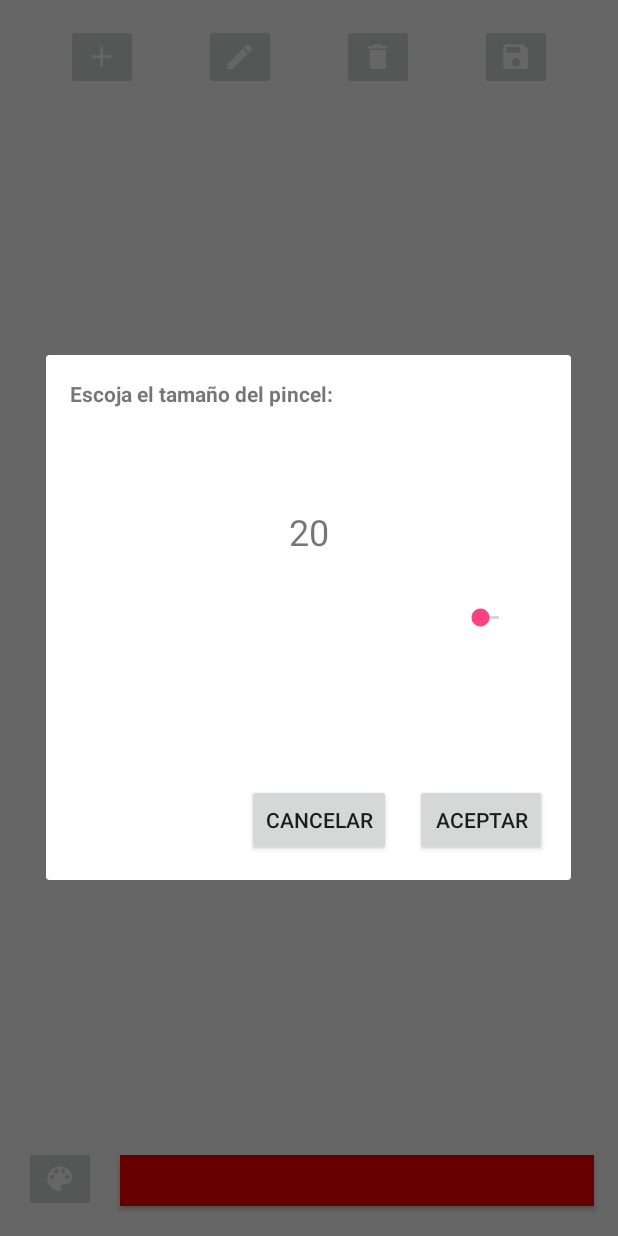
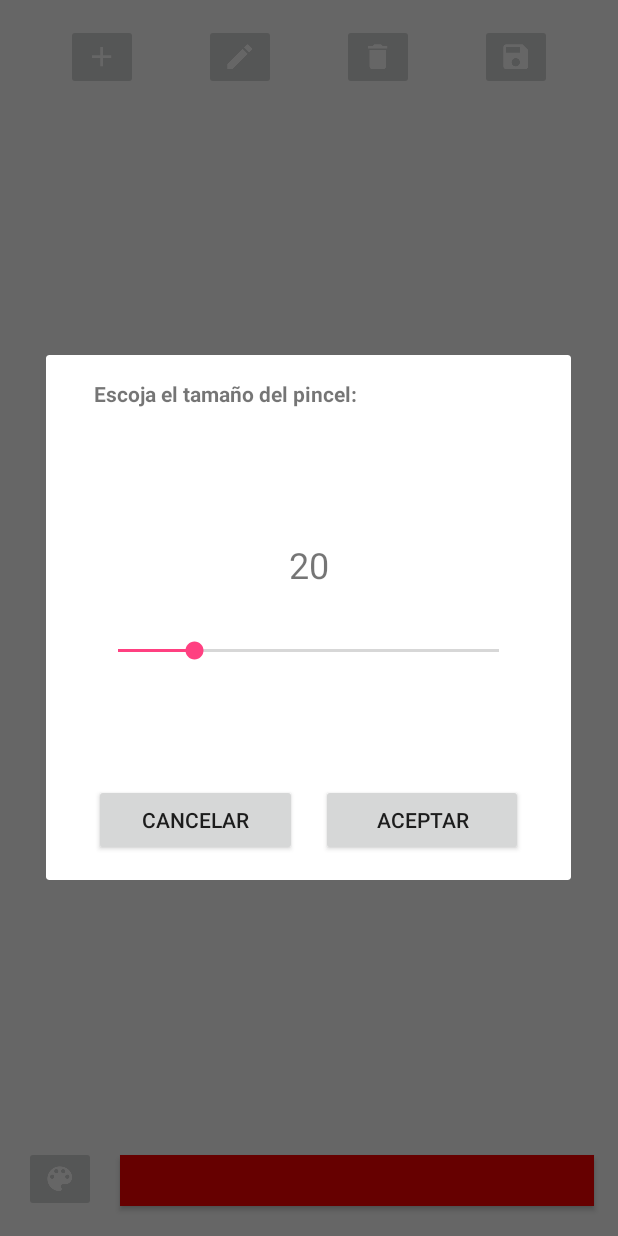
Before and after one commit to jblandii/PaintJAM, an Android app: the screen it shows after launch (MainActivity), after a tap on an icon or button, on a phone screen of 412 x 824 dp. Run offline under Robolectric (Android 15) with nearby library versions, the phone set to English and light mode, and no system bars; libraries missing offline, so code that uses them is left out: yuku.ambilwarna.

```diff
--- a/app/src/main/res/layout/progress.xml
+++ b/app/src/main/res/layout/progress.xml
@@ -12,11 +12,12 @@
         android:layout_height="wrap_content"
         android:layout_marginEnd="32dp"
         android:layout_marginStart="32dp"
+        android:layout_marginTop="8dp"
         app:layout_constraintBottom_toBottomOf="parent"
         app:layout_constraintEnd_toEndOf="parent"
-        app:layout_constraintLeft_toLeftOf="parent"
         app:layout_constraintRight_toRightOf="parent"
-        app:layout_constraintTop_toTopOf="parent" />
+        app:layout_constraintStart_toStartOf="parent"
+        app:layout_constraintTop_toBottomOf="@+id/textView" />
 
     <TextView
         android:id="@+id/tv_mostrar"
@@ -33,32 +34,40 @@
 
     <Button
         android:id="@+id/btn_aceptar"
-        android:layout_width="wrap_content"
+        android:layout_width="0dp"
         android:layout_height="wrap_content"
         android:layout_marginBottom="16dp"
+        android:layout_marginEnd="32dp"
         android:layout_marginRight="16dp"
+        android:layout_marginStart="8dp"
         android:text="Aceptar"
         app:layout_constraintBottom_toBottomOf="parent"
-        app:layout_constraintRight_toRightOf="parent" />
+        app:layout_constraintEnd_toEndOf="parent"
+        app:layout_constraintRight_toRightOf="parent"
+        app:layout_constraintStart_toEndOf="@+id/btn_cancelar" />
 
     <Button
         android:id="@+id/btn_cancelar"
-        android:layout_width="wrap_content"
+        android:layout_width="0dp"
         android:layout_height="wrap_content"
         android:layout_marginBottom="16dp"
-        android:layout_marginEnd="16dp"
+        android:layout_marginEnd="8dp"
+        android:layout_marginStart="32dp"
         android:text="Cancelar"
         app:layout_constraintBottom_toBottomOf="parent"
-        app:layout_constraintEnd_toStartOf="@+id/btn_aceptar" />
+        app:layout_constraintEnd_toStartOf="@+id/btn_aceptar"
+        app:layout_constraintStart_toStartOf="parent" />
 
     <TextView
         android:id="@+id/textView"
-        android:layout_width="wrap_content"
+        android:layout_width="0dp"
         android:layout_height="wrap_content"
-        android:layout_marginStart="16dp"
+        android:layout_marginEnd="32dp"
+        android:layout_marginStart="32dp"
         android:layout_marginTop="16dp"
         android:text="Escoja el tamaño del pincel:"
         android:textStyle="bold"
+        app:layout_constraintEnd_toEndOf="parent"
         app:layout_constraintStart_toStartOf="parent"
         app:layout_constraintTop_toTopOf="parent" />
 </android.support.constraint.ConstraintLayout>
--- a/app/src/main/res/values/strings.xml
+++ b/app/src/main/res/values/strings.xml
@@ -1,3 +1,11 @@
 <resources>
     <string name="app_name">Paint-JAM</string>
+    <string name="cancelar">Cancelar</string>
+    <string name="aceptar">Aceptar</string>
+    <string name="mensaje_comenzar_nuevo_dibujo">¿Comenzar nuevo dibujo (perderás el dibujo actual)?</string>
+    <string name="nuevo_dibujo">Nuevo Dibujo</string>
+    <string name="guardar_dibujo">Guardar dibujo</string>
+    <string name="mensaje_guardar_dibujo">¿Guardar dibujo en la galeria?</string>
+    <string name="mensaje_guardado_exito">¡Dibujo guardado en la galeria con exito!</string>
+    <string name="mensaje_error_guardar">¡Error! La imagen no ha podido ser guardada.</string>
 </resources>
```
Also changed, not shown: app/src/main/java/com/jblandii/paint_jam/MainActivity.java (+19 -14 lines), app/src/main/res/layout/tamanyo_punto.xml (deleted, +0 -26 lines), 2 other files.
